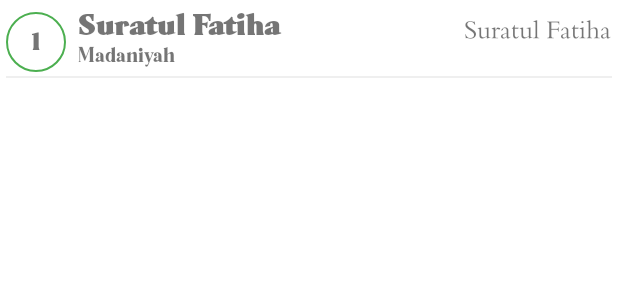
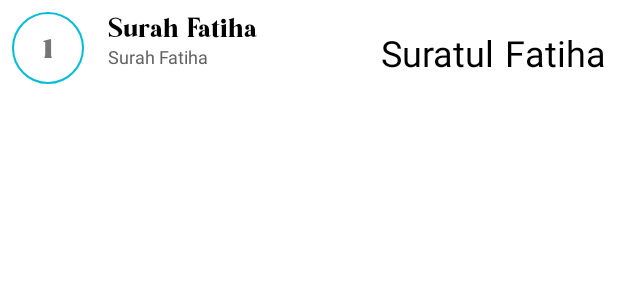
Before and after one commit to fcat97/QuranApi, an Android app: the layout item_surah.xml on its own in the app's theme, with its tools: preview values and no code run, on a phone screen of 412 x 824 dp. Shown: the top 300 px of the screen. Run offline under Robolectric (Android 15) with nearby library versions, the light colour scheme and no system bars.

Commit message:
Idgam with gunnah tajweed Bug fixed

```diff
--- a/QuranApi/src/main/java/media/uqab/quranapi/TajweedApi.kt
+++ b/QuranApi/src/main/java/media/uqab/quranapi/TajweedApi.kt
@@ -58,15 +58,16 @@ object TajweedApi {
      */
     fun getTajweedColored(verse: String): Spanned {
         val spannable = SpannableString(verse)
+        // log each character with unicode value of the verse
 //        for (i in verse.indices) Log.d(TAG, "getTajweedColored: ${toUnicode(verse[i])} --> ${verse[i]}")
 
         // TODO: this needs too much computation.. So make it fast
-        applySpan(pattern_wazeebGunnah, verse, wazeebGunnahColor, spannable)
-        applySpan(pattern_iqfaa, verse, iqfaaColor, spannable)
-        applySpan(pattern_iqlab, verse, iqlabColor, spannable)
-        applySpan(pattern_idgaan_wg, verse, idgamWithGunnahColor, spannable)
-        applySpan(pattern_idgaan_wog, verse, idgamWithOutGunnahColor, spannable, endOffset = -3)
-        applySpan(pattern_qalqalah, verse, qalqalahColor, spannable)
+        applySpan(pattern_wazeebGunnah, verse, wazeebGunnahColor, spannable, logTag = "wazeebGunnah")
+        applySpan(pattern_iqfaa, verse, iqfaaColor, spannable, logTag = "iqfaa")
+        applySpan(pattern_iqlab, verse, iqlabColor, spannable, logTag = "iqlab")
+        applySpan(pattern_idgaan_wg, verse, idgamWithGunnahColor, spannable, logTag = "idgam_wg")
+        applySpan(pattern_idgaan_wog, verse, idgamWithOutGunnahColor, spannable, endOffset = -3, logTag = "idgam_wog")
+        applySpan(pattern_qalqalah, verse, qalqalahColor, spannable, logTag = "qalqalah")
 
         return spannable
     }
@@ -133,8 +134,6 @@ object TajweedApi {
         this.append('[')
         for (c in harf_idgam_withGunnah) this.append(c)
         this.append(']')
-        this.append(tashdeed)
-        this.append('?')
 
         // here we don't use the getHarqatPattern()
         // since `U+06cc` sometime acts as extra harf which has no gunnah
@@ -145,6 +144,9 @@ object TajweedApi {
         this.append(subscriptAlif)
         this.append(invertedDamma)
         this.append(']') // <--- here we don't add '?' i.e. it's must, not optional
+
+        this.append(tashdeed)
+        this.append('?')
     }
 
     private fun getIdgaamWithOutGunnahPattern() = buildString {
@@ -174,11 +176,11 @@ object TajweedApi {
                           color: Int,
                           spannable: Spannable,
                           endOffset: Int = 1,
-                          /*debug*/ logTag: String = "applySpan") {
+        /*debug*/ logTag: String = "applySpan") {
         val range = regex.findAll(verse)
         for (r in range) {
-//            Log.d(TAG, "$logTag: ${verse.subSequence(r.range.first, r.range.last + 2)}")
-    spannable.setSpan(ForegroundColorSpan(color),
+            Log.d(TAG, "$logTag: ${verse.subSequence(r.range.first, r.range.last)}")
+            spannable.setSpan(ForegroundColorSpan(color),
                 r.range.first, r.range.last + endOffset,
                 Spannable.SPAN_EXCLUSIVE_EXCLUSIVE)
         }
--- a/app/src/main/java/media/uqab/apidemo/MainActivity.kt
+++ b/app/src/main/java/media/uqab/apidemo/MainActivity.kt
@@ -2,7 +2,10 @@ package media.uqab.apidemo
 
 import androidx.appcompat.app.AppCompatActivity
 import android.os.Bundle
+import android.util.Log
 import android.widget.Toast
+import media.uqab.quranapi.QuranApi
+import media.uqab.quranapi.TajweedApi
 
 
 class MainActivity : AppCompatActivity() {
@@ -11,10 +14,17 @@ class MainActivity : AppCompatActivity() {
         super.onCreate(savedInstanceState)
         setContentView(R.layout.activity_main)
 
+//        debug()
+
         val fragmentSurahList = FragmentSurahList { openFragmentBySurah(it) }
         supportFragmentManager.beginTransaction()
             .add(R.id.container, fragmentSurahList)
             .commit();
+    }
+
+    private fun debug() {
+        val api = QuranApi(this)
+        api.getVerse(39, 6) { Log.d(TAG, "debug: $it")}
     }
 
     private fun openFragmentBySurah(surahNo: Int) {
--- a/app/src/main/java/media/uqab/apidemo/SurahListAdapter.kt
+++ b/app/src/main/java/media/uqab/apidemo/SurahListAdapter.kt
@@ -12,8 +12,8 @@ class SurahListAdapter(val listener: ItemClickListener): RecyclerView.Adapter<Su
     private var surahInfo: List<SurahInfo> = listOf()
 
     class SurahHolder(itemView: View) : RecyclerView.ViewHolder(itemView) {
-        var surahName: TextView = itemView.findViewById(R.id.surahName)
-        var surahNo: TextView = itemView.findViewById(R.id.surahNo)
+        var surahName: TextView = itemView.findViewById(R.id.name)
+        var surahNo: TextView = itemView.findViewById(R.id.index)
         var info: TextView = itemView.findViewById(R.id.info)
         var calligraphy: TextView = itemView.findViewById(R.id.calligraphyName)
     }
@@ -29,7 +29,8 @@ class SurahListAdapter(val listener: ItemClickListener): RecyclerView.Adapter<Su
 
         holder.surahName.text = surahInfo.name
         holder.surahNo.text = (surahInfo.surahNo).toString()
-        holder.info.text = surahInfo.type
+        val info = "Verses ${surahInfo.verseCount}. ${surahInfo.type}"
+        holder.info.text = info
         holder.calligraphy.text = QuranApi.getSurahInfo(surahInfo.surahNo).nameAr
 
         holder.itemView.setOnClickListener { listener.onClick(surahInfo.surahNo) }
--- a/app/src/main/res/layout/item_surah.xml
+++ b/app/src/main/res/layout/item_surah.xml
@@ -1,59 +1,55 @@
 <?xml version="1.0" encoding="utf-8"?>
 <RelativeLayout
     xmlns:android="http://schemas.android.com/apk/res/android"
-    android:layout_width="match_parent"
-    android:layout_height="56dp"
-    android:padding="4dp"
+    android:layout_width="wrap_content"
+    android:layout_height="64dp"
+    android:padding="8dp"
     android:background="?attr/selectableItemBackground">
 
     <TextView
-        android:id="@+id/surahNo"
-        android:layout_width="40dp"
-        android:layout_height="40dp"
+        android:id="@+id/index"
+        android:layout_width="48dp"
+        android:layout_height="48dp"
         android:layout_centerVertical="true"
         android:background="@drawable/circle_background"
         android:fontFamily="@font/serat_ultra"
+        android:gravity="center"
         android:text="1"
-        android:gravity="center"
         android:textAlignment="center"
-        android:textSize="16sp" />
+        android:textSize="18sp" />
 
     <TextView
-        android:id="@+id/surahName"
+        android:id="@+id/name"
         android:layout_width="match_parent"
         android:layout_height="wrap_content"
-        android:text="@string/suratul_fatiha"
-        android:fontFamily="@font/serat_ultra"
-        android:layout_marginStart="8dp"
-        android:textSize="20sp"
+        android:layout_toEndOf="@id/index"
+        android:textSize="18sp"
+        android:textColor="@color/black"
+        android:fontFamily="@font/backslash"
         android:layout_toStartOf="@id/calligraphyName"
-        android:layout_toEndOf="@id/surahNo"/>
+        android:layout_marginStart="16dp"
+        android:text="Surah Fatiha"/>
 
     <TextView
         android:id="@+id/info"
         android:layout_width="match_parent"
         android:layout_height="wrap_content"
-        android:text="Madaniyah"
-        android:fontFamily="@font/backslash"
-        android:layout_below="@id/surahName"
-        android:textSize="14sp"
-        android:layout_alignStart="@id/surahName"
-        android:layout_alignEnd="@id/surahName"/>
+        android:layout_below="@id/name"
+        android:layout_alignStart="@id/name"
+        android:layout_alignEnd="@id/name"
+        android:textSize="12sp"
+        android:text="Surah Fatiha"
+        android:textColor="@color/colorGrayDark" />
+
     <TextView
         android:id="@+id/calligraphyName"
-        android:layout_width="100dp"
-        android:layout_height="wrap_content"
+        android:layout_width="wrap_content"
+        android:layout_height="match_parent"
+        android:layout_alignParentEnd="true"
+        android:layout_centerVertical="true"
+        android:textColor="@color/black"
+        android:fontFamily="@font/me_quran"
         android:text="Suratul Fatiha"
-        android:textSize="48sp"
-        android:layout_centerVertical="true"
-        android:autoSizeTextType="uniform"
         android:textAlignment="center"
-        android:fontFamily="@font/pdms_islamic"
-        android:layout_alignParentEnd="true"/>
-
-    <View
-        android:layout_width="match_parent"
-        android:layout_height="1dp"
-        android:background="@color/colorGrayLight"
-        android:layout_alignParentBottom="true"/>
+        android:textSize="24sp" />
 </RelativeLayout>
--- a/app/src/main/res/values/themes.xml
+++ b/app/src/main/res/values/themes.xml
@@ -2,8 +2,8 @@
     <!-- Base application theme. -->
     <style name="Theme.ApiDemo" parent="Theme.MaterialComponents.DayNight.DarkActionBar">
         <!-- Primary brand color. -->
-        <item name="colorPrimary">@color/colorGreen</item>
-        <item name="colorPrimaryVariant">@color/colorGreenAccent</item>
+        <item name="colorPrimary">@color/colorCyan</item>
+        <item name="colorPrimaryVariant">@color/colorCyanAccent</item>
         <item name="colorOnPrimary">@color/white</item>
         <!-- Secondary brand color. -->
         <item name="colorSecondary">@color/colorOrange</item>
```
Also changed, not shown: 2 other files.
